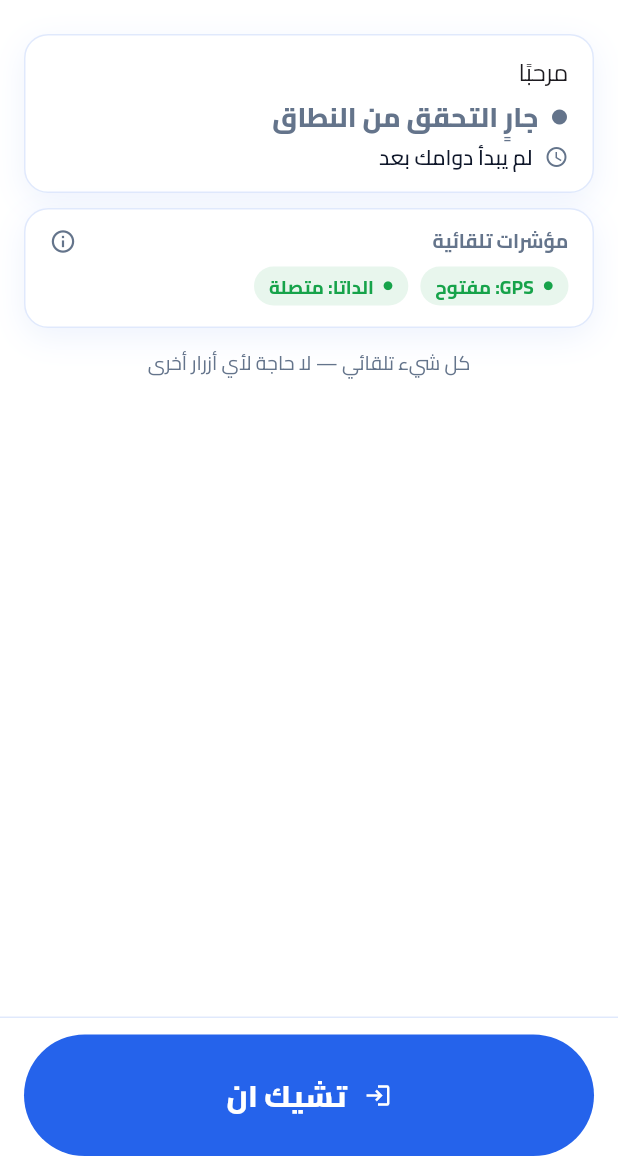
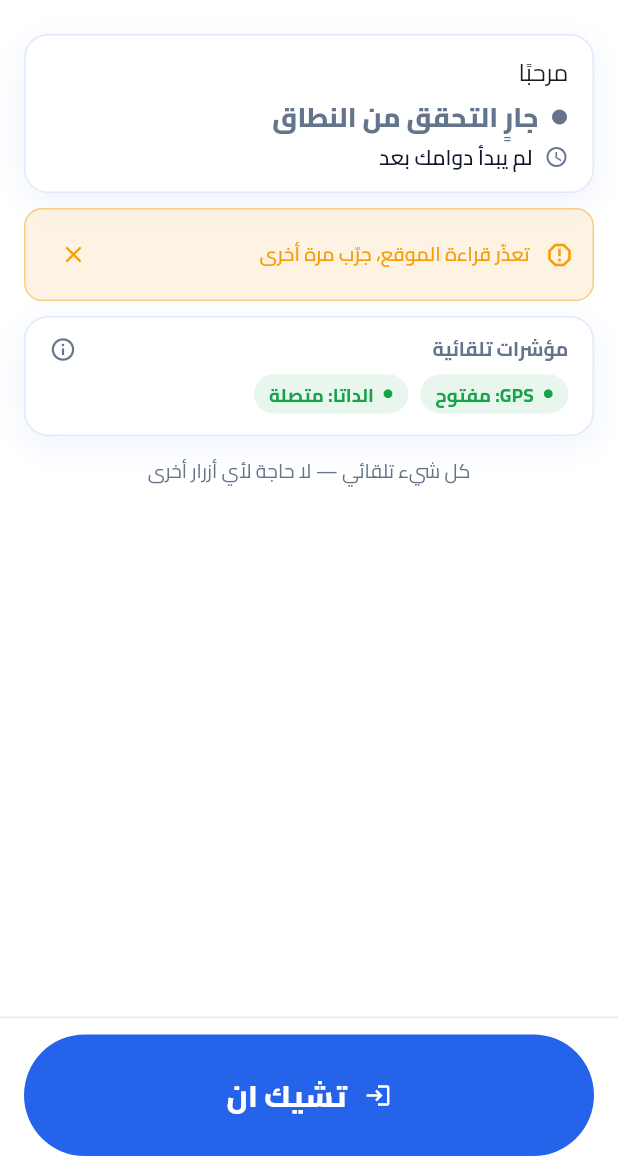
Before and after one commit to urfavuniabdo/UNI-Traking, a Flutter app: the HomeScreen screen opened by its route, after a tap on "تشيك ان", on a phone screen of 412 x 824 dp, the part 68-1236 px from its top. Run offline on Flutter 3.47's test engine with Material 3 defaults, Android fonts, the phone set to English and light mode, and no system bars; our stand-ins replace battery_plus, connectivity_plus, device_info_plus, dio, firebase_core, firebase_messaging and 10 more; missing offline and left inert: flutter_background_service, workmanager; accounts and stored records are empty; network calls fail; statements that could not run were skipped.

Commit message:
fix(mobile): surface check-in failures instead of failing silently
The home controller stored every check-in/check-out error in HomeState.notice,
but nothing on the screen read that field, so a rejected check-in looked like a
dead button to the driver. Render it as a dismissible banner and give copyWith a
sentinel so the banner can actually be cleared.

```diff
--- a/apps/mobile/assets/strings/ar.json
+++ b/apps/mobile/assets/strings/ar.json
@@ -35,6 +35,7 @@
   "emergencyStop": "إيقاف التتبع الطارئ",
   "holdToStop": "استمر بالضغط ٣ ثوانٍ للإيقاف الطارئ",
   "stoppedEmergency": "تم إيقاف التتبع الطارئ — تم تنبيه المشرف",
+  "dismiss": "إخفاء",
   "outOfFenceNotice": "تم تسجيل حضورك خارج النطاق المحدد، وتم تنبيه المشرفين",
   "contactSupervisor": "اتصل بالمشرف",
   "fence": "النطاق",
--- a/apps/mobile/lib/core/app_strings.dart
+++ b/apps/mobile/lib/core/app_strings.dart
@@ -30,6 +30,7 @@ class S {
   static const Map<String, String> _fallback = <String, String>{
     'appName': 'UNI Tracking',
     'checkIn': 'تشيك ان',
+    'dismiss': 'إخفاء',
     'checkOut': 'تشيك أوت',
     'insideFence': 'داخل النطاق',
     'outsideFence': 'خارج النطاق',
--- a/apps/mobile/lib/features/home/home_screen.dart
+++ b/apps/mobile/lib/features/home/home_screen.dart
@@ -81,6 +81,14 @@ class _HomeScreenState extends ConsumerState<HomeScreen> {
                 crossAxisAlignment: CrossAxisAlignment.stretch,
                 children: <Widget>[
                   _StatusCard(home: home, isDark: isDark, user: auth.user?.name ?? ''),
+                  if (home.notice != null) ...<Widget>[
+                    const SizedBox(height: 10),
+                    _AmberNotice(
+                      message: home.notice!,
+                      isDark: isDark,
+                      onDismiss: controller.dismissNotice,
+                    ),
+                  ],
                   if (home.amberOutOfFence) ...<Widget>[
                     const SizedBox(height: 10),
                     _AmberNotice(message: S.t('outOfFenceNotice'), isDark: isDark),
@@ -569,9 +577,10 @@ class _AutoIndicators extends StatelessWidget {
 }
 
 class _AmberNotice extends StatelessWidget {
-  const _AmberNotice({required this.message, required this.isDark});
+  const _AmberNotice({required this.message, required this.isDark, this.onDismiss});
   final String message;
   final bool isDark;
+  final VoidCallback? onDismiss;
 
   @override
   Widget build(BuildContext context) {
@@ -590,11 +599,16 @@ class _AmberNotice extends StatelessWidget {
           Expanded(
             child: Text(
               message,
-              maxLines: 2,
-              overflow: TextOverflow.ellipsis,
               style: TextStyle(color: ink, fontWeight: FontWeight.w600, fontSize: 13),
             ),
           ),
+          if (onDismiss != null)
+            IconButton(
+              tooltip: S.t('dismiss'),
+              visualDensity: VisualDensity.compact,
+              icon: Icon(Icons.close, color: ink, size: 18),
+              onPressed: onDismiss,
+            ),
         ],
       ),
     );
--- a/apps/mobile/lib/state/providers.dart
+++ b/apps/mobile/lib/state/providers.dart
@@ -212,7 +212,7 @@ class HomeState {
     DateTime? shiftStart,
     String? motionState,
     bool? busy,
-    String? notice,
+    Object? notice = _unset,
     Object? fenceViolation = _unset,
     bool? amberOutOfFence,
   }) =>
@@ -227,7 +227,7 @@ class HomeState {
         shiftStart: shiftStart ?? this.shiftStart,
         motionState: motionState ?? this.motionState,
         busy: busy ?? this.busy,
-        notice: notice ?? this.notice,
+        notice: notice == _unset ? this.notice : notice as String?,
         fenceViolation:
             fenceViolation == _unset ? this.fenceViolation : fenceViolation as FenceViolationException?,
         amberOutOfFence: amberOutOfFence ?? this.amberOutOfFence,
@@ -392,6 +392,8 @@ class HomeController extends StateNotifier<HomeState> {
 
   void dismissFenceViolation() => state = state.copyWith(fenceViolation: null);
 
+  void dismissNotice() => state = state.copyWith(notice: null);
+
   /// Emergency hold-to-stop (requires the driver to hold 3s). Fires immediately after.
   Future<void> emergencyStopTracking() async {
     await BackgroundServiceAdapter.instance.forceStop();
```
